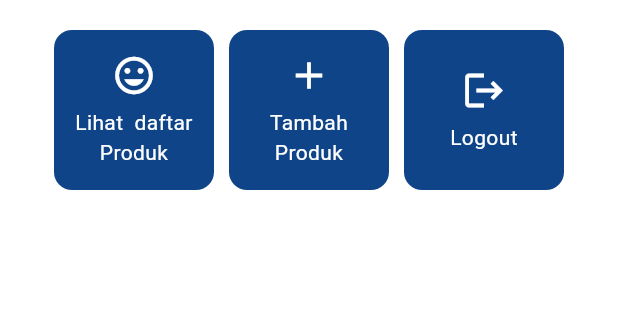
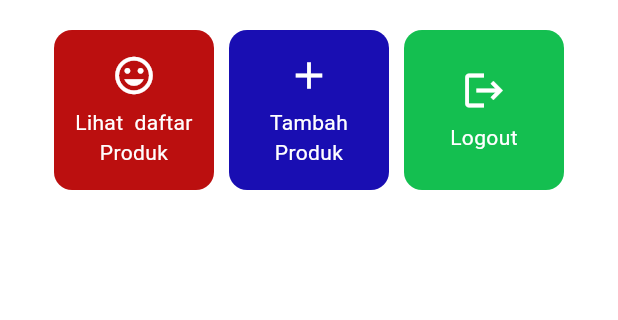
Before and after one commit to farhandp22/etoko_mobile, a Flutter app: the screen it shows after launch, on a phone screen of 412 x 824 dp, the part 357-677 px from its top. Run offline on Flutter 3.47's test engine with Material 3 defaults, Android fonts, the light colour scheme and no system bars.

Commit message:
implementasi readme dan method tambahan

```diff
--- a/lib/menu.dart
+++ b/lib/menu.dart
@@ -7,9 +7,10 @@ class MyHomePage extends StatelessWidget {
 
   MyHomePage({super.key});
   final List<ItemHomepage> items = [
-         ItemHomepage("Lihat  daftar Produk", Icons.mood),
-         ItemHomepage("Tambah Produk", Icons.add),
-         ItemHomepage("Logout", Icons.logout),
+         ItemHomepage("Lihat  daftar Produk", Icons.mood,const Color.fromARGB(255, 187, 15, 15)),
+         ItemHomepage("Tambah Produk", Icons.add, const Color.fromARGB(255, 25, 14, 178)),
+         ItemHomepage("Logout", Icons.logout,const Color.fromARGB(255, 20, 191, 80)),
+
      ];
 
   // This widget is the home page of your application. It is stateful, meaning
@@ -110,6 +111,7 @@ class InfoCard extends StatelessWidget {
   final String title;  // Judul kartu.
   final String content;  // Isi kartu.
 
+
   const InfoCard({super.key, required this.title, required this.content});
 
   @override
@@ -139,8 +141,8 @@ class InfoCard extends StatelessWidget {
 class ItemHomepage {
      final String name;
      final IconData icon;
-
-     ItemHomepage(this.name, this.icon);
+     final Color colorbutton;
+     ItemHomepage(this.name, this.icon, this.colorbutton);
  }
 
  class ItemCard extends StatelessWidget {
@@ -154,7 +156,7 @@ class ItemHomepage {
   Widget build(BuildContext context) {
     return Material(
       // Menentukan warna latar belakang dari tema aplikasi.
-      color: Theme.of(context).colorScheme.secondary,
+      color: item.colorbutton,
       // Membuat sudut kartu melengkung.
       borderRadius: BorderRadius.circular(12),
 
@@ -180,13 +182,17 @@ class ItemHomepage {
                   item.icon,
                   color: Colors.white,
                   size: 30.0,
+
                 ),
+
                 const Padding(padding: EdgeInsets.all(3)),
                 Text(
                   item.name,
                   textAlign: TextAlign.center,
                   style: const TextStyle(color: Colors.white),
+
                 ),
+
               ],
             ),
           ),
```
Also changed, not shown: 1 other file.
